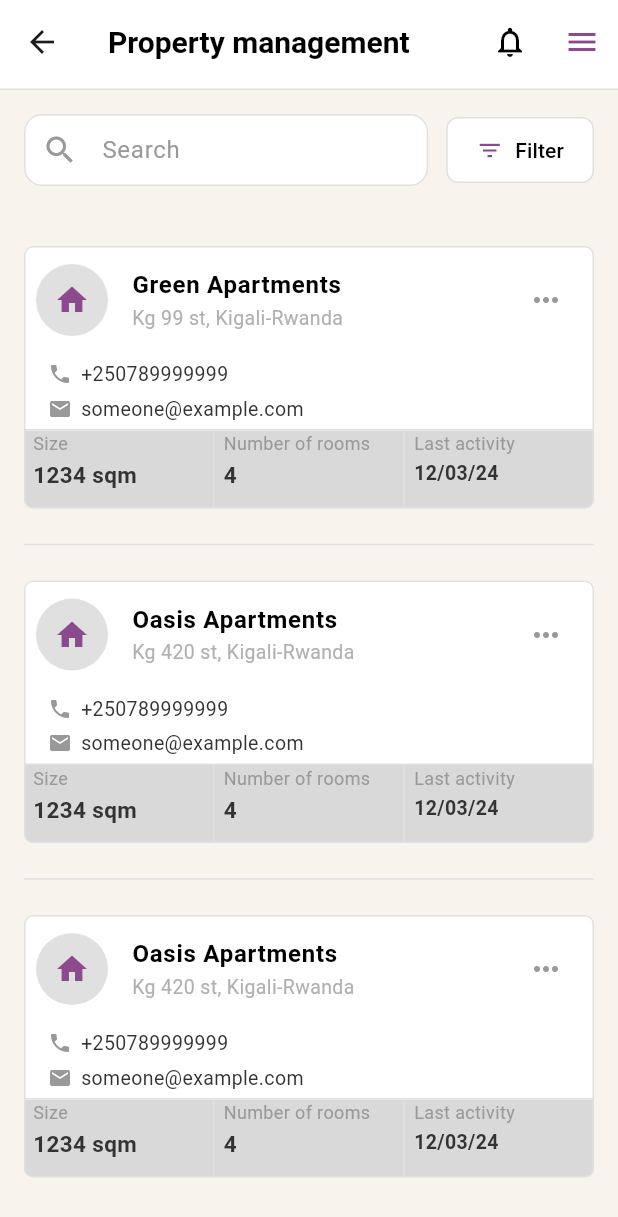
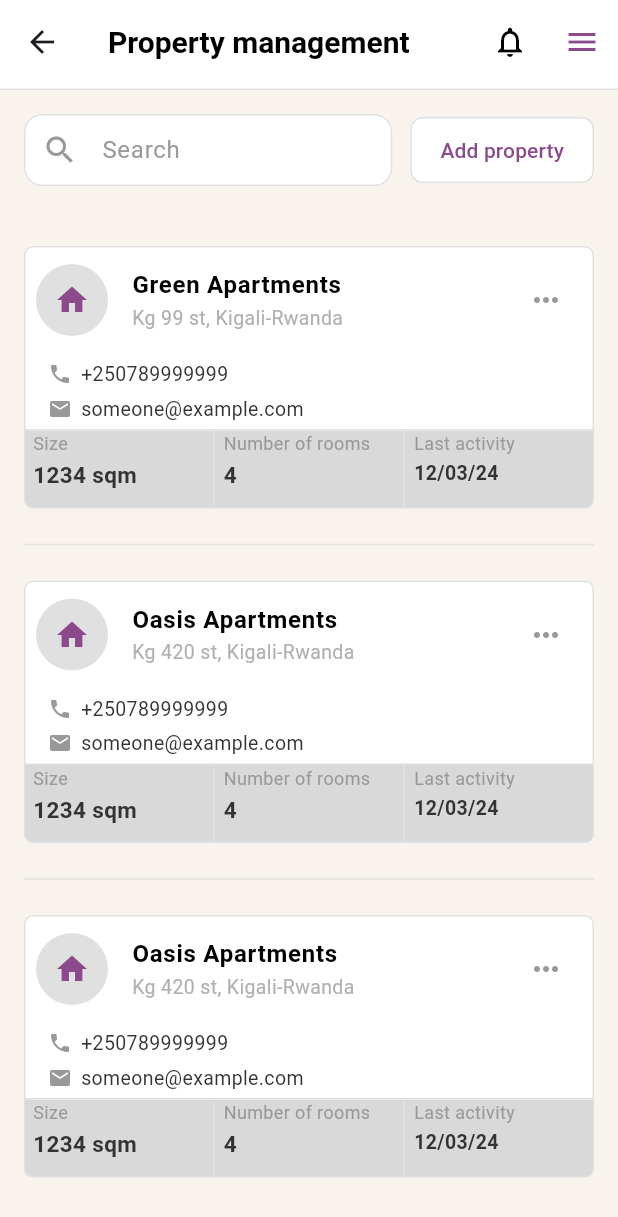
Before and after one commit to MikeManzi/habi_share, a Flutter app: the LandlordLandingPage screen opened directly, on a phone screen of 412 x 824 dp. Shown: the top 1217 px of the screen. Run offline on Flutter 3.47's test engine with Material 3 defaults, Android fonts, the phone set to English and light mode, and no system bars.

Commit message:
chore: add property button

```diff
--- a/lib/screens/landlord_landing_page.dart
+++ b/lib/screens/landlord_landing_page.dart
@@ -161,13 +161,9 @@ class _LandlordLandingPageState extends State<LandlordLandingPage> {
                         ),
                       ),
                       onPressed: () {},
-                      icon: const Icon(
-                        Icons.filter_list,
-                        color: AppColors.primaryPurple,
-                      ),
                       label: const Text(
-                        'Filter',
-                        style: TextStyle(color: Colors.black),
+                        'Add property',
+                        style: TextStyle(color: AppColors.primaryPurple),
                       ),
                     ),
                   ],
```
